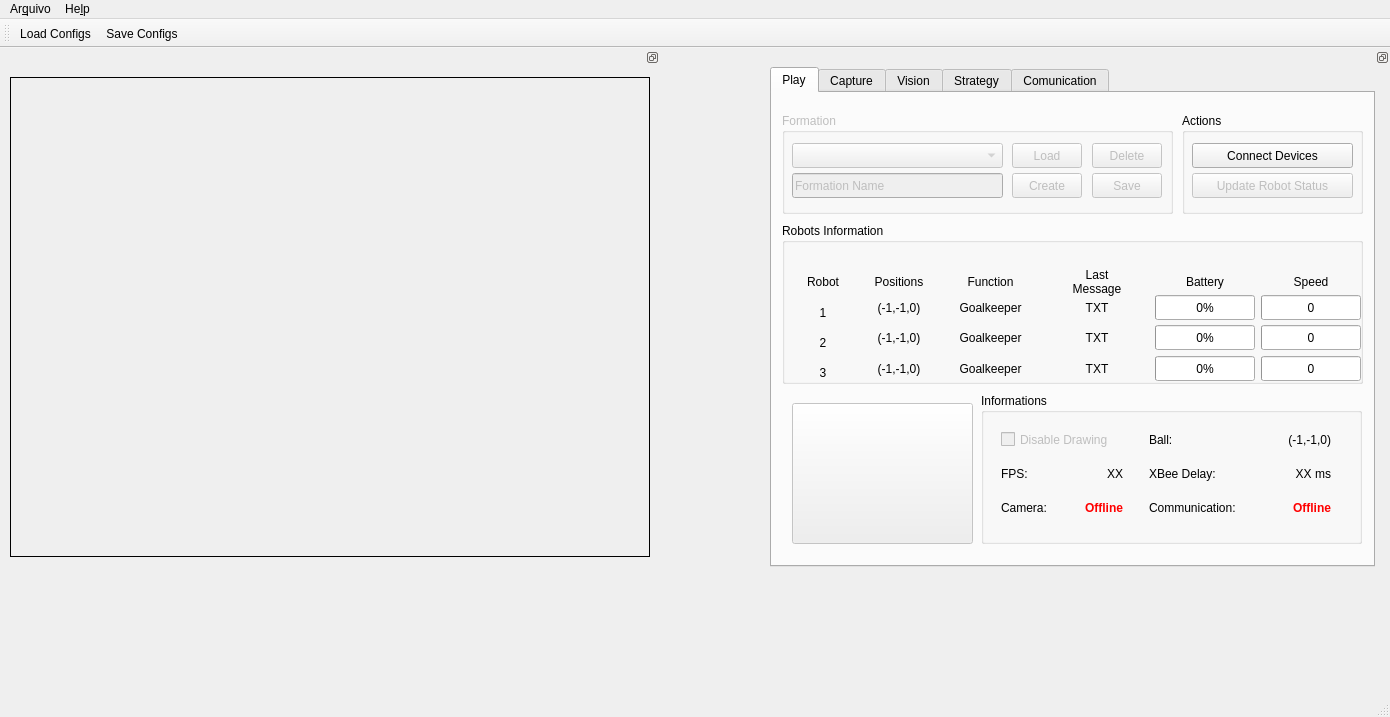
This is interface/mainwindow.ui in PEQUI-MEC/PY-VSSS-INF as Qt 5 draws it before an edit. The edited form follows.
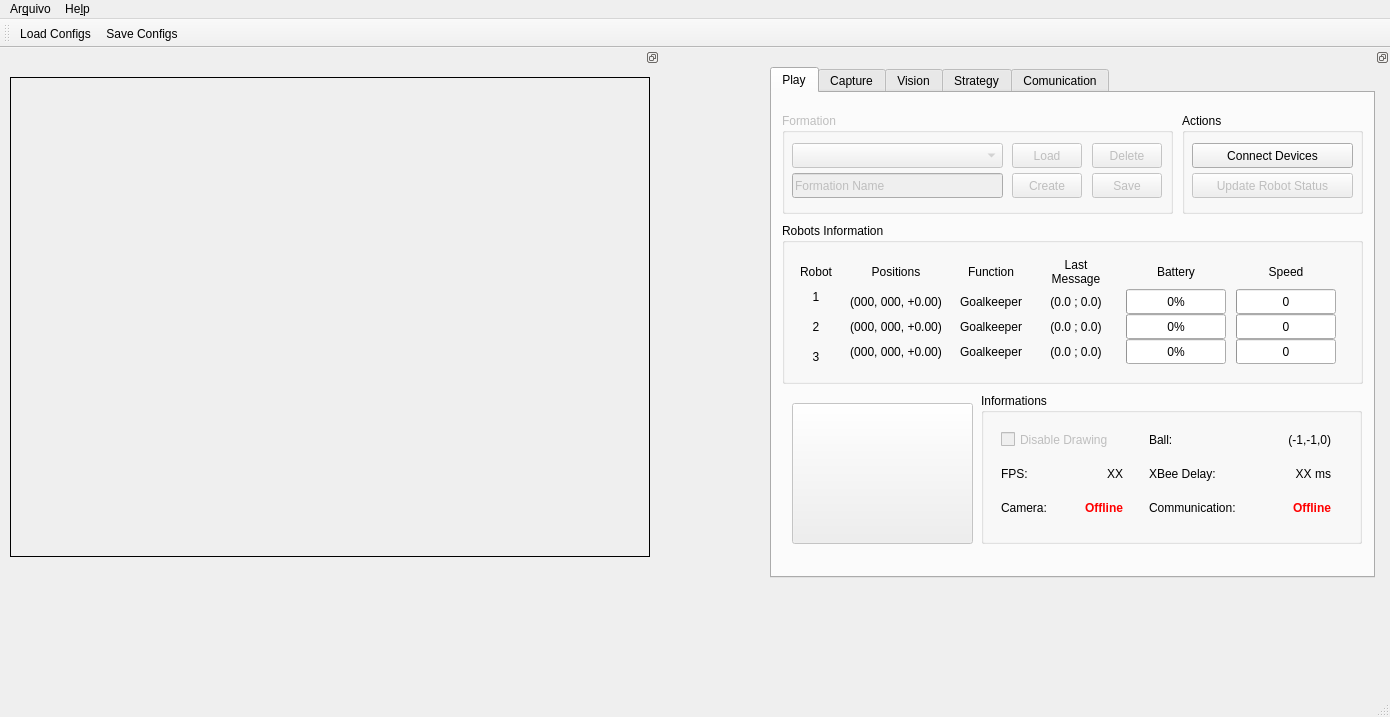
This is the edited form. Icons and pictures are not drawn.

Commit message: Filtros morfológicos e slider para o raio do robo implementados (#68)

What changed in the file:
```diff
--- a/interface/mainwindow.ui
+++ b/interface/mainwindow.ui
@@ -199,7 +199,7 @@
        <x>10</x>
        <y>0</y>
        <width>605</width>
-       <height>500</height>
+       <height>511</height>
       </rect>
      </property>
      <property name="minimumSize">
@@ -926,35 +926,32 @@
        <property name="title">
         <string>Robots Information</string>
        </property>
-       <widget class="QWidget" name="layoutWidget">
+       <widget class="QWidget" name="">
         <property name="geometry">
          <rect>
           <x>0</x>
-          <y>30</y>
-          <width>590</width>
-          <height>138</height>
+          <y>20</y>
+          <width>571</width>
+          <height>135</height>
          </rect>
         </property>
-        <layout class="QHBoxLayout" name="horizontalLayout_10">
+        <layout class="QHBoxLayout" name="horizontalLayout_7">
+         <property name="spacing">
+          <number>7</number>
+         </property>
          <item>
-          <layout class="QVBoxLayout" name="verticalLayout_9">
-           <property name="spacing">
-            <number>10</number>
-           </property>
-           <property name="topMargin">
-            <number>5</number>
-           </property>
+          <layout class="QVBoxLayout" name="verticalLayout">
            <item>
             <widget class="QLabel" name="labelPlayLastMessageRobot_2">
              <property name="minimumSize">
               <size>
-               <width>60</width>
-               <height>25</height>
+               <width>40</width>
+               <height>35</height>
               </size>
              </property>
              <property name="maximumSize">
               <size>
-               <width>70</width>
+               <width>40</width>
                <height>25</height>
               </size>
              </property>
@@ -970,13 +967,13 @@
             <widget class="QLabel" name="labelPlayLastMessageRobot1Fixed">
              <property name="minimumSize">
               <size>
-               <width>60</width>
+               <width>40</width>
                <height>25</height>
               </size>
              </property>
              <property name="maximumSize">
               <size>
-               <width>80</width>
+               <width>40</width>
                <height>25</height>
               </size>
              </property>
@@ -992,13 +989,13 @@
             <widget class="QLabel" name="labelPlayLastMessageRobot2Fixed">
              <property name="minimumSize">
               <size>
-               <width>60</width>
+               <width>40</width>
                <height>25</height>
               </size>
              </property>
              <property name="maximumSize">
               <size>
-               <width>80</width>
+               <width>40</width>
                <height>25</height>
               </size>
              </property>
@@ -1014,13 +1011,13 @@
             <widget class="QLabel" name="labelPlayLastMessageRobot3Fixed">
              <property name="minimumSize">
               <size>
-               <width>60</width>
+               <width>40</width>
                <height>25</height>
               </size>
              </property>
              <property name="maximumSize">
               <size>
-               <width>80</width>
+               <width>40</width>
                <height>25</height>
               </size>
              </property>
@@ -1035,18 +1032,21 @@
           </layout>
          </item>
          <item>
-          <layout class="QVBoxLayout" name="verticalLayout_5">
+          <layout class="QVBoxLayout" name="verticalLayout_2">
+           <property name="spacing">
+            <number>0</number>
+           </property>
            <item>
             <widget class="QLabel" name="labelPlayPositionsRobot">
              <property name="minimumSize">
               <size>
-               <width>80</width>
+               <width>100</width>
                <height>35</height>
               </size>
              </property>
              <property name="maximumSize">
               <size>
-               <width>80</width>
+               <width>100</width>
                <height>35</height>
               </size>
              </property>
@@ -1062,18 +1062,18 @@
             <widget class="QLabel" name="labelPlayPositionsRobot1">
              <property name="minimumSize">
               <size>
-               <width>80</width>
+               <width>100</width>
                <height>25</height>
               </size>
              </property>
              <property name="maximumSize">
               <size>
-               <width>80</width>
+               <width>100</width>
                <height>25</height>
               </size>
              </property>
              <property name="text">
-              <string>(-1,-1,0)</string>
+              <string>(000, 000, +0.00)</string>
              </property>
              <property name="alignment">
               <set>Qt::AlignCenter</set>
@@ -1084,18 +1084,18 @@
             <widget class="QLabel" name="labelPlayPositionsRobot2">
              <property name="minimumSize">
               <size>
-               <width>80</width>
+               <width>100</width>
                <height>25</height>
               </size>
              </property>
              <property name="maximumSize">
               <size>
-               <width>80</width>
+               <width>100</width>
                <height>25</height>
               </size>
              </property>
              <property name="text">
-              <string>(-1,-1,0)</string>
+              <string>(000, 000, +0.00)</string>
              </property>
              <property name="alignment">
               <set>Qt::AlignCenter</set>
@@ -1106,18 +1106,18 @@
             <widget class="QLabel" name="labelPlayPositionsRobot3">
              <property name="minimumSize">
               <size>
-               <width>80</width>
+               <width>100</width>
                <height>25</height>
               </size>
              </property>
              <property name="maximumSize">
               <size>
-               <width>80</width>
+               <width>100</width>
                <height>25</height>
               </size>
              </property>
              <property name="text">
-              <string>(-1,-1,0)</string>
+              <string>(000, 000, +0.00)</string>
              </property>
              <property name="alignment">
               <set>Qt::AlignCenter</set>
@@ -1127,18 +1127,21 @@
           </layout>
          </item>
          <item>
-          <layout class="QVBoxLayout" name="verticalLayout_4">
+          <layout class="QVBoxLayout" name="verticalLayout_3">
+           <property name="spacing">
+            <number>0</number>
+           </property>
            <item>
             <widget class="QLabel" name="labelPlayRobotFunctions">
              <property name="minimumSize">
               <size>
-               <width>80</width>
+               <width>70</width>
                <height>35</height>
               </size>
              </property>
              <property name="maximumSize">
               <size>
-               <width>16777215</width>
+               <width>70</width>
                <height>35</height>
               </size>
              </property>
@@ -1154,13 +1157,13 @@
             <widget class="QLabel" name="labelPlayRobotFunctionsRobot1Function">
              <property name="minimumSize">
               <size>
-               <width>91</width>
+               <width>70</width>
                <height>25</height>
               </size>
              </property>
              <property name="maximumSize">
               <size>
-               <width>91</width>
+               <width>70</width>
                <height>25</height>
               </size>
              </property>
@@ -1176,13 +1179,13 @@
             <widget class="QLabel" name="labelPlayRobotFunctionsRobot2Function">
              <property name="minimumSize">
               <size>
-               <width>91</width>
+               <width>70</width>
                <height>25</height>
               </size>
              </property>
              <property name="maximumSize">
               <size>
-               <width>91</width>
+               <width>70</width>
                <height>25</height>
               </size>
              </property>
@@ -1198,13 +1201,13 @@
             <widget class="QLabel" name="labelPlayRobotFunctionsRobot3Function">
              <property name="minimumSize">
               <size>
-               <width>91</width>
+               <width>70</width>
                <height>25</height>
               </size>
              </property>
              <property name="maximumSize">
               <size>
-               <width>91</width>
+               <width>70</width>
                <height>25</height>
               </size>
              </property>
@@ -1219,12 +1222,15 @@
           </layout>
          </item>
          <item>
-          <layout class="QVBoxLayout" name="verticalLayout_6">
+          <layout class="QVBoxLayout" name="verticalLayout_4">
+           <property name="spacing">
+            <number>0</number>
+           </property>
            <item>
             <widget class="QLabel" name="labelPlayLastMessageRobot">
              <property name="minimumSize">
               <size>
-               <width>110</width>
+               <width>80</width>
                <height>35</height>
               </size>
              </property>
@@ -1247,7 +1253,7 @@
             <widget class="QLabel" name="labelPlayLastMessageRobot1">
              <property name="minimumSize">
               <size>
-               <width>110</width>
+               <width>80</width>
                <height>25</height>
               </size>
              </property>
@@ -1258,7 +1264,7 @@
               </size>
              </property>
              <property name="text">
-              <string>TXT</string>
+              <string>(0.0 ; 0.0)</string>
              </property>
              <property name="alignment">
               <set>Qt::AlignCenter</set>
@@ -1269,7 +1275,7 @@
             <widget class="QLabel" name="labelPlayLastMessageRobot2">
              <property name="minimumSize">
               <size>
-               <width>110</width>
+               <width>80</width>
                <height>25</height>
               </size>
              </property>
@@ -1280,7 +1286,7 @@
               </size>
              </property>
              <property name="text">
-              <string>TXT</string>
+              <string>(0.0 ; 0.0)</string>
              </property>
              <property name="alignment">
               <set>Qt::AlignCenter</set>
@@ -1291,7 +1297,7 @@
             <widget class="QLabel" name="labelPlayLastMessageRobot3">
              <property name="minimumSize">
               <size>
-               <width>110</width>
+               <width>80</width>
                <height>25</height>
               </size>
              </property>
@@ -1302,7 +1308,7 @@
               </size>
              </property>
              <property name="text">
-              <string>TXT</string>
+              <string>(0.0 ; 0.0)</string>
              </property>
              <property name="alignment">
               <set>Qt::AlignCenter</set>
@@ -1313,6 +1319,9 @@
          </item>
          <item>
           <layout class="QVBoxLayout" name="verticalLayout_7">
+           <property name="spacing">
+            <number>0</number>
+           </property>
            <item>
             <widget class="QLabel" name="labelPlayRobotStatus">
              <property name="minimumSize">
@@ -1396,6 +1405,9 @@
          </item>
          <item>
           <layout class="QVBoxLayout" name="verticalLayout_8">
+           <property name="spacing">
+            <number>0</number>
+           </property>
            <item>
             <widget class="QLabel" name="labelPlayRobotSpeed">
              <property name="minimumSize">
```
Left out of the diff: 345 changed lines with no effect on the pictures. The commit also changes 3 other files.
